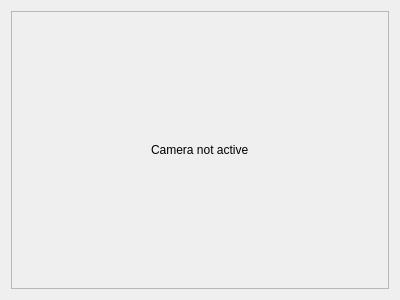
Before: the Qt Designer form src/ui/widgets/camera_feed_widget.ui in TrojiGareer/MIRA, drawn with Qt 5.
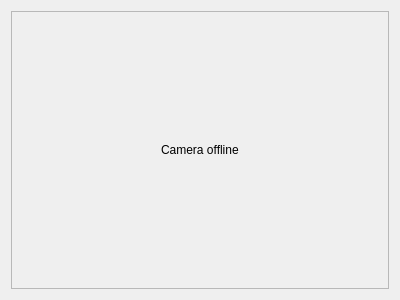
After: the same form once the commit is applied.

Patch:
```diff
--- a/src/ui/widgets/camera_feed_widget.ui
+++ b/src/ui/widgets/camera_feed_widget.ui
@@ -32,7 +32,7 @@
          </sizepolicy>
         </property>
         <property name="text">
-         <string>Camera not active</string>
+         <string>Camera offline</string>
         </property>
        </widget>
       </item>
```
